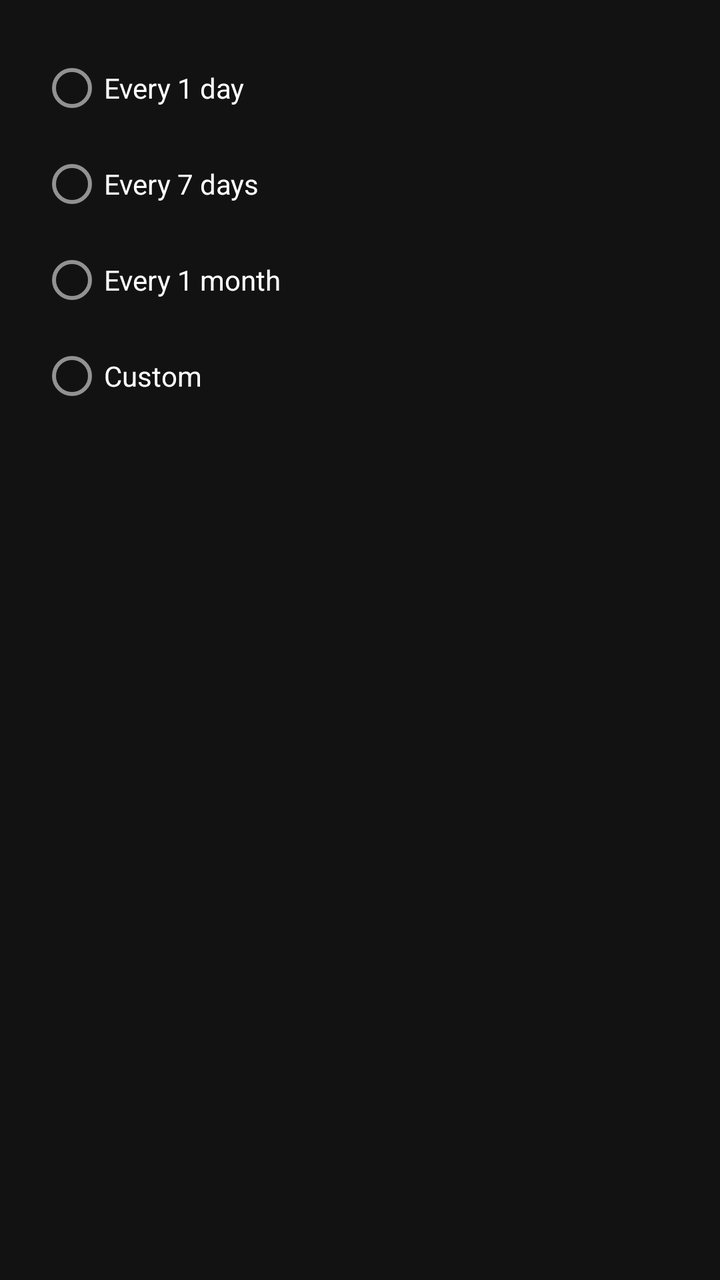
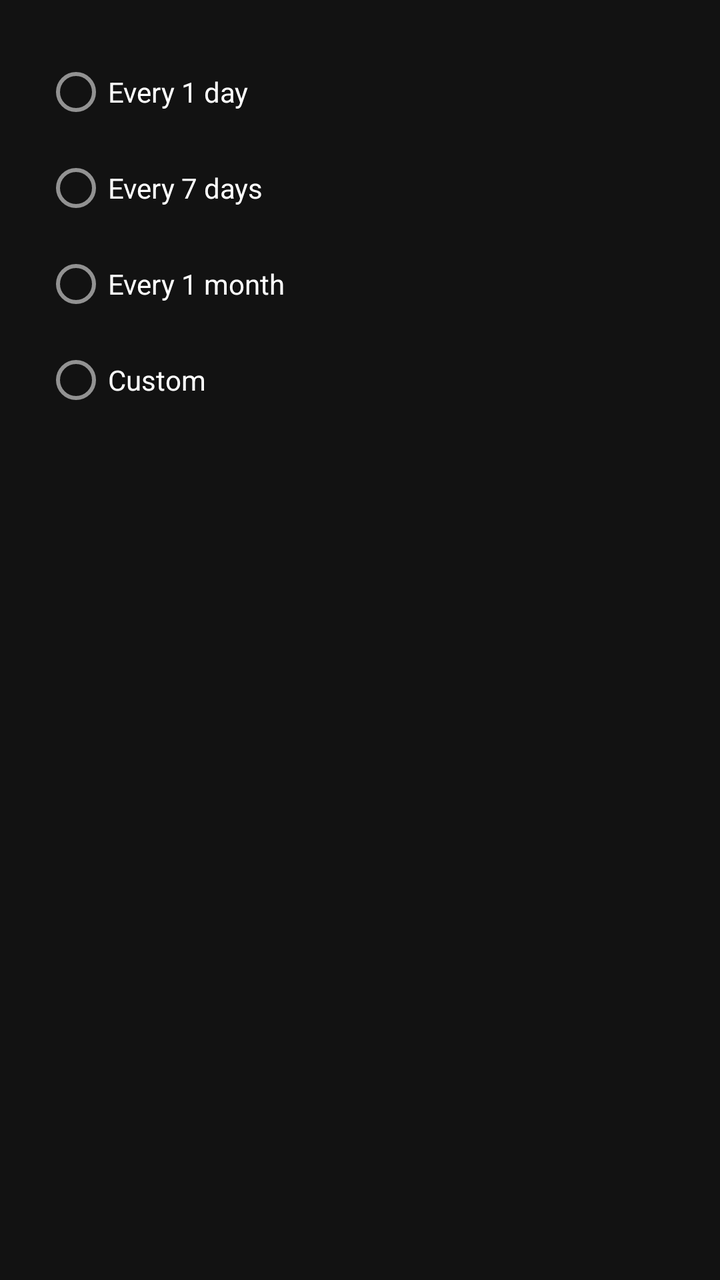

Compare the two renders of this Android layout. The source of the first and the diff that turns it into the second are given below.
<!-- AndroidManifest.xml: application theme Theme.Library.Default -->
<!-- res/layout/dialog_backup_interval.xml -->
<LinearLayout xmlns:android="http://schemas.android.com/apk/res/android"
    android:layout_width="match_parent"
    android:layout_height="wrap_content"
    android:orientation="vertical"
    android:padding="20dp">

    <RadioGroup android:id="@+id/intervalRadioGroup"
        android:layout_width="match_parent"
        android:layout_height="wrap_content">

        <RadioButton android:id="@+id/radioDay" android:text="Every 1 day"
            android:layout_width="match_parent" android:layout_height="wrap_content" />
        <RadioButton android:id="@+id/radioWeek" android:text="Every 7 days"
            android:layout_width="match_parent" android:layout_height="wrap_content" />
        <RadioButton android:id="@+id/radioMonth" android:text="Every 1 month"
            android:layout_width="match_parent" android:layout_height="wrap_content" />
        <RadioButton android:id="@+id/radioCustom" android:text="Custom"
            android:layout_width="match_parent" android:layout_height="wrap_content" />

    </RadioGroup>

    <LinearLayout
        android:id="@+id/customRow"
        android:layout_width="match_parent"
        android:layout_height="wrap_content"
        android:orientation="horizontal"
        android:gravity="center_vertical"
        android:layout_marginTop="12dp"
        android:visibility="gone">

        <EditText
            android:id="@+id/customValueInput"
            android:layout_width="70dp"
            android:layout_height="wrap_content"
            android:inputType="number"
            android:gravity="center" />

        <Spinner
            android:id="@+id/customUnitSpinner"
            android:layout_width="0dp"
            android:layout_height="wrap_content"
            android:layout_weight="1"
            android:layout_marginStart="12dp" />

    </LinearLayout>

</LinearLayout>
<!-- resources referenced by this layout -->
<resources>
  <style name="Theme.Library.Default" parent="Theme.MaterialComponents.NoActionBar">
          <item name="appColorPrimary">#B085F5</item>
          <item name="appColorOnPrimary">#000000</item>
          <item name="appColorOnSurface">#FFFFFF</item>
          <item name="appColorDelete">#E57373</item>
          <item name="appColorSurface">#2B2B2B</item>
          <item name="appColorDuplicateTagBg">#444444</item>
          <item name="appColorDuplicateTagText">#DDDDDD</item>
          <item name="colorPrimary">?attr/appColorPrimary</item>
          <item name="colorAccent">?attr/appColorPrimary</item>
          <item name="android:statusBarColor">?attr/appColorPrimary</item>
      </style>
</resources>

<!-- the commit's change to res/layout/dialog_backup_interval.xml (unified diff, before → after) -->
@@ -2,20 +2,24 @@
     android:layout_width="match_parent"
     android:layout_height="wrap_content"
     android:orientation="vertical"
-    android:padding="20dp">
+    android:padding="22dp">
 
     <RadioGroup android:id="@+id/intervalRadioGroup"
         android:layout_width="match_parent"
         android:layout_height="wrap_content">
 
         <RadioButton android:id="@+id/radioDay" android:text="Every 1 day"
-            android:layout_width="match_parent" android:layout_height="wrap_content" />
+            android:layout_width="match_parent" android:layout_height="wrap_content"
+            android:paddingTop="6dp" android:paddingBottom="6dp" />
         <RadioButton android:id="@+id/radioWeek" android:text="Every 7 days"
-            android:layout_width="match_parent" android:layout_height="wrap_content" />
+            android:layout_width="match_parent" android:layout_height="wrap_content"
+            android:paddingTop="6dp" android:paddingBottom="6dp" />
         <RadioButton android:id="@+id/radioMonth" android:text="Every 1 month"
-            android:layout_width="match_parent" android:layout_height="wrap_content" />
+            android:layout_width="match_parent" android:layout_height="wrap_content"
+            android:paddingTop="6dp" android:paddingBottom="6dp" />
         <RadioButton android:id="@+id/radioCustom" android:text="Custom"
-            android:layout_width="match_parent" android:layout_height="wrap_content" />
+            android:layout_width="match_parent" android:layout_height="wrap_content"
+            android:paddingTop="6dp" android:paddingBottom="6dp" />
 
     </RadioGroup>
 
@@ -25,7 +29,7 @@
         android:layout_height="wrap_content"
         android:orientation="horizontal"
         android:gravity="center_vertical"
-        android:layout_marginTop="12dp"
+        android:layout_marginTop="14dp"
         android:visibility="gone">
 
         <EditText
@@ -40,7 +44,7 @@
             android:layout_width="0dp"
             android:layout_height="wrap_content"
             android:layout_weight="1"
-            android:layout_marginStart="12dp" />
+            android:layout_marginStart="14dp" />
 
     </LinearLayout>
 
